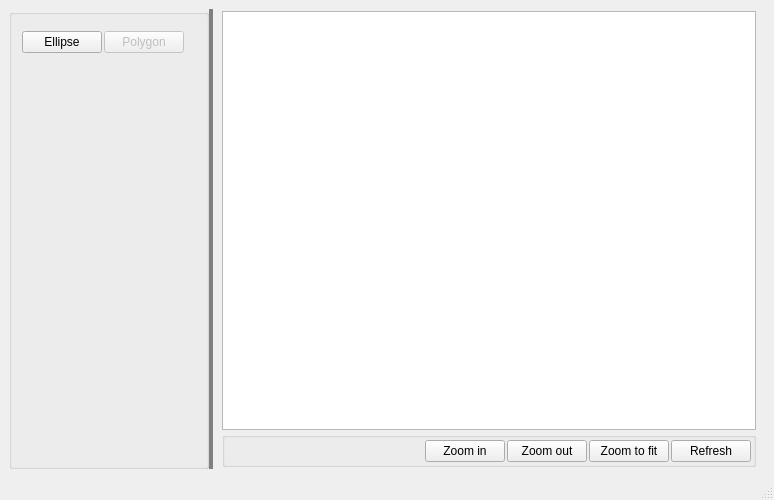
Qt form QGraphicScene_example2/mainwindow.ui (andrei-crisu/ShapeGenerationApp) before a commit.
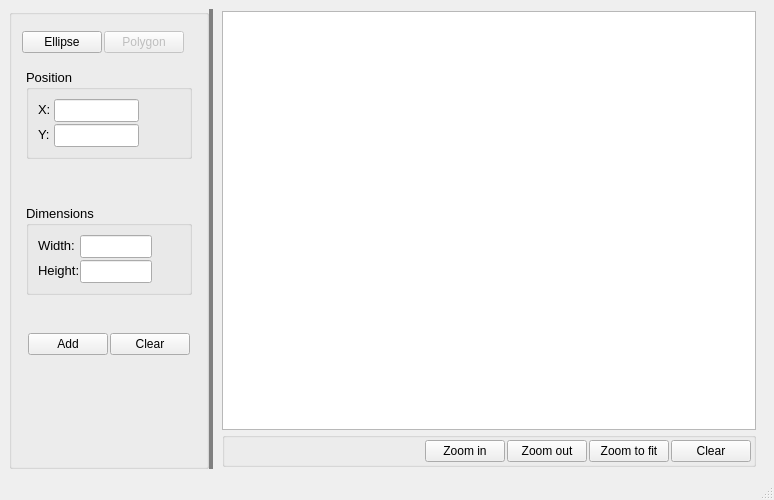
The same form after that commit. The open tabs and pages were chosen to show the change.

```diff
--- a/QGraphicScene_example2/mainwindow.ui
+++ b/QGraphicScene_example2/mainwindow.ui
@@ -189,7 +189,312 @@
              <property name="currentIndex">
               <number>1</number>
              </property>
-             <widget class="QWidget" name="page_3"/>
+             <widget class="QWidget" name="page_3">
+              <layout class="QVBoxLayout" name="verticalLayout_4">
+               <item>
+                <widget class="QGroupBox" name="groupBox_3">
+                 <property name="font">
+                  <font>
+                   <pointsize>10</pointsize>
+                  </font>
+                 </property>
+                 <property name="title">
+                  <string>Position</string>
+                 </property>
+                 <layout class="QHBoxLayout" name="horizontalLayout_7">
+                  <property name="spacing">
+                   <number>2</number>
+                  </property>
+                  <item>
+                   <layout class="QFormLayout" name="formLayout">
+                    <property name="horizontalSpacing">
+                     <number>2</number>
+                    </property>
+                    <item row="0" column="0">
+                     <widget class="QLabel" name="label">
+                      <property name="minimumSize">
+                       <size>
+                        <width>14</width>
+                        <height>20</height>
+                       </size>
+                      </property>
+                      <property name="maximumSize">
+                       <size>
+                        <width>14</width>
+                        <height>20</height>
+                       </size>
+                      </property>
+                      <property name="font">
+                       <font>
+                        <pointsize>10</pointsize>
+                       </font>
+                      </property>
+                      <property name="text">
+                       <string>X:</string>
+                      </property>
+                     </widget>
+                    </item>
+                    <item row="0" column="1">
+                     <widget class="QLineEdit" name="x_pos_lineEdit"/>
+                    </item>
+                    <item row="1" column="0">
+                     <widget class="QLabel" name="label_2">
+                      <property name="minimumSize">
+                       <size>
+                        <width>14</width>
+                        <height>20</height>
+                       </size>
+                      </property>
+                      <property name="maximumSize">
+                       <size>
+                        <width>14</width>
+                        <height>20</height>
+                       </size>
+                      </property>
+                      <property name="font">
+                       <font>
+                        <pointsize>10</pointsize>
+                       </font>
+                      </property>
+                      <property name="text">
+                       <string>Y:</string>
+                      </property>
+                     </widget>
+                    </item>
+                    <item row="1" column="1">
+                     <widget class="QLineEdit" name="y_pos_lineEdit"/>
+                    </item>
+                   </layout>
+                  </item>
+                  <item>
+                   <spacer name="horizontalSpacer_5">
+                    <property name="orientation">
+                     <enum>Qt::Horizontal</enum>
+                    </property>
+                    <property name="sizeType">
+                     <enum>QSizePolicy::Expanding</enum>
+                    </property>
+                    <property name="sizeHint" stdset="0">
+                     <size>
+                      <width>80</width>
+                      <height>20</height>
+                     </size>
+                    </property>
+                   </spacer>
+                  </item>
+                 </layout>
+                </widget>
+               </item>
+               <item>
+                <spacer name="verticalSpacer">
+                 <property name="orientation">
+                  <enum>Qt::Vertical</enum>
+                 </property>
+                 <property name="sizeType">
+                  <enum>QSizePolicy::Fixed</enum>
+                 </property>
+                 <property name="sizeHint" stdset="0">
+                  <size>
+                   <width>20</width>
+                   <height>40</height>
+                  </size>
+                 </property>
+                </spacer>
+               </item>
+               <item>
+                <widget class="QGroupBox" name="groupBox_4">
+                 <property name="font">
+                  <font>
+                   <pointsize>10</pointsize>
+                  </font>
+                 </property>
+                 <property name="title">
+                  <string>Dimensions</string>
+                 </property>
+                 <layout class="QHBoxLayout" name="horizontalLayout_8">
+                  <property name="spacing">
+                   <number>2</number>
+                  </property>
+                  <item>
+                   <layout class="QFormLayout" name="formLayout_2">
+                    <property name="horizontalSpacing">
+                     <number>2</number>
+                    </property>
+                    <item row="0" column="0">
+                     <widget class="QLabel" name="label_3">
+                      <property name="minimumSize">
+                       <size>
+                        <width>40</width>
+                        <height>20</height>
+                       </size>
+                      </property>
+                      <property name="maximumSize">
+                       <size>
+                        <width>40</width>
+                        <height>20</height>
+                       </size>
+                      </property>
+                      <property name="font">
+                       <font>
+                        <pointsize>10</pointsize>
+                       </font>
+                      </property>
+                      <property name="text">
+                       <string>Width:</string>
+                      </property>
+                     </widget>
+                    </item>
+                    <item row="0" column="1">
+                     <widget class="QLineEdit" name="width_lineEdit"/>
+                    </item>
+                    <item row="1" column="0">
+                     <widget class="QLabel" name="label_4">
+                      <property name="minimumSize">
+                       <size>
+                        <width>40</width>
+                        <height>20</height>
+                       </size>
+                      </property>
+                      <property name="maximumSize">
+                       <size>
+                        <width>40</width>
+                        <height>20</height>
+                       </size>
+                      </property>
+                      <property name="font">
+                       <font>
+                        <pointsize>10</pointsize>
+                       </font>
+                      </property>
+                      <property name="text">
+                       <string>Height:</string>
+                      </property>
+                     </widget>
+                    </item>
+                    <item row="1" column="1">
+                     <widget class="QLineEdit" name="height_lineEdit"/>
+                    </item>
+                   </layout>
+                  </item>
+                  <item>
+                   <spacer name="horizontalSpacer_6">
+                    <property name="orientation">
+                     <enum>Qt::Horizontal</enum>
+                    </property>
+                    <property name="sizeType">
+                     <enum>QSizePolicy::Expanding</enum>
+                    </property>
+                    <property name="sizeHint" stdset="0">
+                     <size>
+                      <width>80</width>
+                      <height>20</height>
+                     </size>
+                    </property>
+                   </spacer>
+                  </item>
+                 </layout>
+                </widget>
+               </item>
+               <item>
+                <spacer name="verticalSpacer_2">
+                 <property name="orientation">
+                  <enum>Qt::Vertical</enum>
+                 </property>
+                 <property name="sizeType">
+                  <enum>QSizePolicy::Fixed</enum>
+                 </property>
+                 <property name="sizeHint" stdset="0">
+                  <size>
+                   <width>20</width>
+                   <height>30</height>
+                  </size>
+                 </property>
+                </spacer>
+               </item>
+               <item>
+                <widget class="QGroupBox" name="shapeTypeBox_3">
+                 <property name="styleSheet">
+                  <string notr="true">QGroupBox
+{
+border-style:none;
+}</string>
+                 </property>
+                 <property name="title">
+                  <string/>
+                 </property>
+                 <layout class="QHBoxLayout" name="horizontalLayout_6">
+                  <property name="spacing">
+                   <number>2</number>
+                  </property>
+                  <property name="leftMargin">
+                   <number>2</number>
+                  </property>
+                  <property name="topMargin">
+                   <number>2</number>
+                  </property>
+                  <property name="rightMargin">
+                   <number>2</number>
+                  </property>
+                  <property name="bottomMargin">
+                   <number>2</number>
+                  </property>
+                  <item>
+                   <widget class="QPushButton" name="addEllipse">
+                    <property name="minimumSize">
+                     <size>
+                      <width>80</width>
+                      <height>22</height>
+                     </size>
+                    </property>
+                    <property name="text">
+                     <string>Add</string>
+                    </property>
+                   </widget>
+                  </item>
+                  <item>
+                   <widget class="QPushButton" name="clearEllipseData">
+                    <property name="minimumSize">
+                     <size>
+                      <width>80</width>
+                      <height>22</height>
+                     </size>
+                    </property>
+                    <property name="text">
+                     <string>Clear</string>
+                    </property>
+                   </widget>
+                  </item>
+                  <item>
+                   <spacer name="horizontalSpacer_4">
+                    <property name="orientation">
+                     <enum>Qt::Horizontal</enum>
+                    </property>
+                    <property name="sizeHint" stdset="0">
+                     <size>
+                      <width>411</width>
+                      <height>20</height>
+                     </size>
+                    </property>
+                   </spacer>
+                  </item>
+                 </layout>
+                </widget>
+               </item>
+               <item>
+                <spacer name="verticalSpacer_3">
+                 <property name="orientation">
+                  <enum>Qt::Vertical</enum>
+                 </property>
+                 <property name="sizeHint" stdset="0">
+                  <size>
+                   <width>40</width>
+                   <height>29</height>
+                  </size>
+                 </property>
+                </spacer>
+               </item>
+              </layout>
+             </widget>
              <widget class="QWidget" name="page_4">
               <layout class="QVBoxLayout" name="verticalLayout_3">
                <item>
@@ -379,7 +684,7 @@
                </size>
               </property>
               <property name="text">
-               <string>Refresh</string>
+               <string>Clear</string>
               </property>
              </widget>
             </item>
```
Left out of the diff: 20 changed lines with no effect on the pictures.
